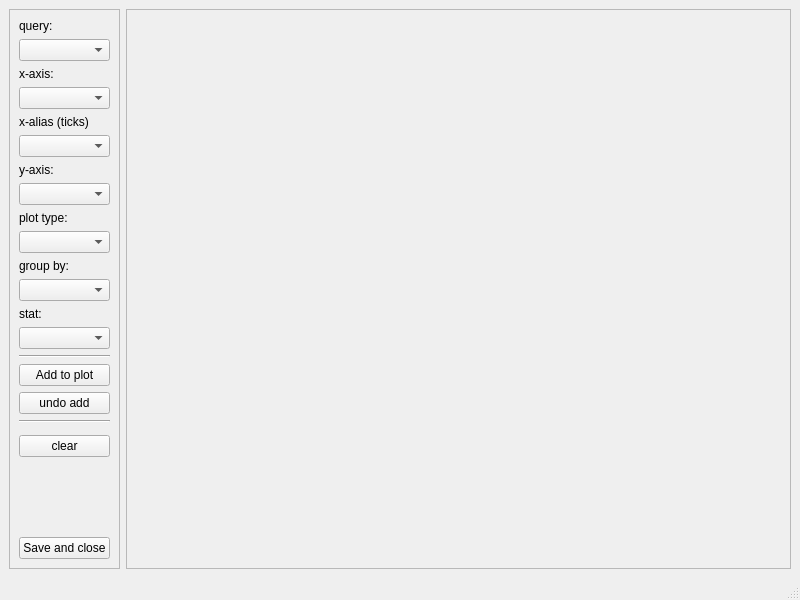
The window that ui/plot_window.ui (usc-psychsim/psychsim-eval-gui) describes before a commit, drawn with Qt 5.
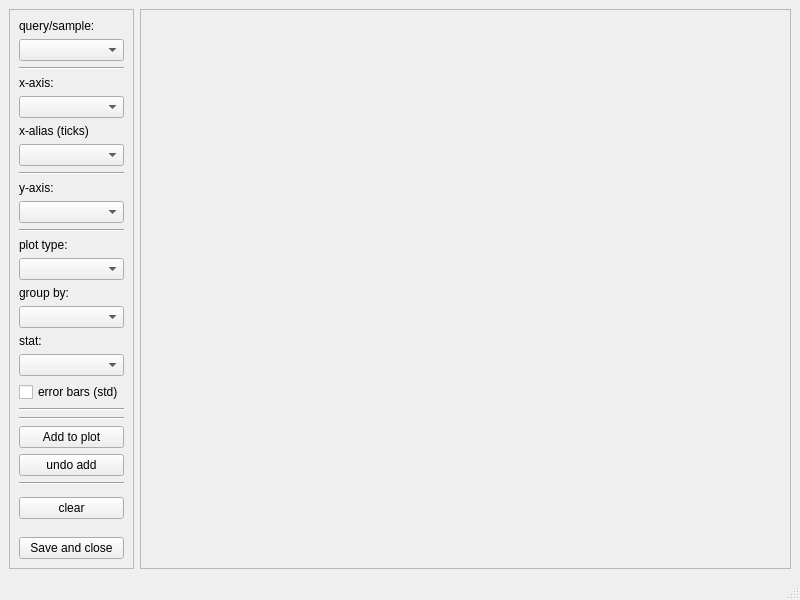
The same window after the commit.

Commit message: Add error bar checkbox for plots

Patch:
```diff
--- a/ui/plot_window.ui
+++ b/ui/plot_window.ui
@@ -63,7 +63,7 @@
              </sizepolicy>
             </property>
             <property name="text">
-             <string>query:</string>
+             <string>query/sample:</string>
             </property>
            </widget>
           </item>
@@ -77,6 +77,13 @@
             </property>
            </widget>
           </item>
+          <item>
+           <widget class="Line" name="line_4">
+            <property name="orientation">
+             <enum>Qt::Horizontal</enum>
+            </property>
+           </widget>
+          </item>
           <item>
            <widget class="QLabel" name="label_24">
             <property name="sizePolicy">
@@ -117,6 +124,13 @@
             </property>
            </widget>
           </item>
+          <item>
+           <widget class="Line" name="line_3">
+            <property name="orientation">
+             <enum>Qt::Horizontal</enum>
+            </property>
+           </widget>
+          </item>
           <item>
            <widget class="QLabel" name="label_21">
             <property name="sizePolicy">
@@ -140,6 +154,13 @@
             </property>
            </widget>
           </item>
+          <item>
+           <widget class="Line" name="line_5">
+            <property name="orientation">
+             <enum>Qt::Horizontal</enum>
+            </property>
+           </widget>
+          </item>
           <item>
            <widget class="QLabel" name="label_20">
             <property name="sizePolicy">
@@ -206,6 +227,13 @@
          </property>
         </widget>
        </item>
+       <item>
+        <widget class="QCheckBox" name="error_bars_checkBox">
+         <property name="text">
+          <string>error bars (std)</string>
+         </property>
+        </widget>
+       </item>
        <item>
         <widget class="Line" name="line">
          <property name="orientation">
@@ -213,6 +241,13 @@
          </property>
         </widget>
        </item>
+       <item>
+        <widget class="Line" name="line_6">
+         <property name="orientation">
+          <enum>Qt::Horizontal</enum>
+         </property>
+        </widget>
+       </item>
        <item>
         <widget class="QPushButton" name="add_plot_button">
          <property name="text">
```
Left out of the diff: 2 changed lines with no effect on the pictures. The commit also changes 1 other file.
